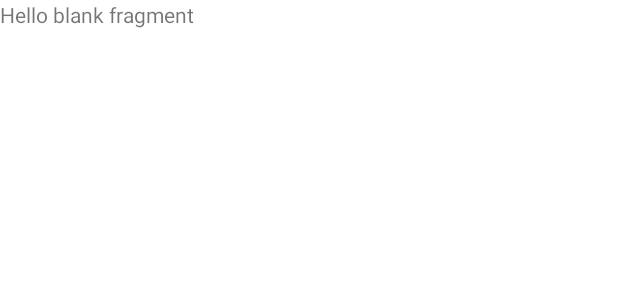
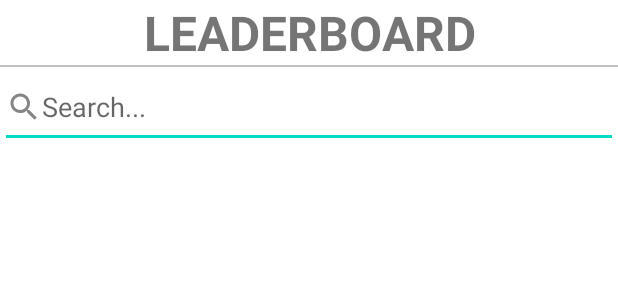
Before and after one commit to JoshMcGiff/CareyMobileApp, an Android app: the layout fragment_leaderboard.xml on its own in the app's theme, with its tools: preview values and no code run, on a phone screen of 412 x 824 dp. Shown: the top 300 px of the screen. Run offline under Robolectric (Android 15) with nearby library versions, the phone set to English and light mode, and no system bars.

Commit message:
Added user profile and leaderboard functionality

```diff
--- a/app/build.gradle
+++ b/app/build.gradle
@@ -38,6 +38,7 @@ dependencies {
     implementation 'androidx.navigation:navigation-fragment:2.4.1'
     implementation 'androidx.navigation:navigation-ui:2.4.1'
     implementation 'androidx.preference:preference:1.2.0'
+    implementation 'com.google.firebase:firebase-firestore:21.4.0'
     def fragment_version = "1.4.1"
     // Java language implementation
     implementation "androidx.fragment:fragment:$fragment_version"
--- /dev/null
+++ b/app/src/main/res/drawable/icon_search.xml
@@ -0,0 +1,11 @@
+<vector xmlns:android="http://schemas.android.com/apk/res/android"
+    android:width="24dp"
+    android:height="24dp"
+    android:viewportWidth="24"
+    android:viewportHeight="24"
+    android:tint="#333333"
+    android:alpha="0.6">
+    <path
+        android:fillColor="@android:color/white"
+        android:pathData="M15.5,14h-0.79l-0.28,-0.27C15.41,12.59 16,11.11 16,9.5 16,5.91 13.09,3 9.5,3S3,5.91 3,9.5 5.91,16 9.5,16c1.61,0 3.09,-0.59 4.23,-1.57l0.27,0.28v0.79l5,4.99L20.49,19l-4.99,-5zM9.5,14C7.01,14 5,11.99 5,9.5S7.01,5 9.5,5 14,7.01 14,9.5 11.99,14 9.5,14z"/>
+</vector>
--- a/app/src/main/res/layout/fragment_leaderboard.xml
+++ b/app/src/main/res/layout/fragment_leaderboard.xml
@@ -1,14 +1,37 @@
 <?xml version="1.0" encoding="utf-8"?>
-<FrameLayout xmlns:android="http://schemas.android.com/apk/res/android"
+<TableLayout xmlns:android="http://schemas.android.com/apk/res/android"
+    xmlns:app="http://schemas.android.com/apk/res-auto"
     xmlns:tools="http://schemas.android.com/tools"
+    android:id="@+id/leaderboard_layout"
     android:layout_width="match_parent"
     android:layout_height="match_parent"
     tools:context=".LeaderboardFragment">
 
     <!-- TODO: Update blank fragment layout -->
+
     <TextView
         android:layout_width="match_parent"
-        android:layout_height="match_parent"
-        android:text="@string/hello_blank_fragment" />
+        android:layout_height="wrap_content"
+        android:text="@string/text_label_leaderboard"
+        android:textAlignment="center"
+        android:textAllCaps="true"
+        android:textSize="32sp"
+        android:textStyle="bold" />
 
-</FrameLayout>
+    <View
+        android:id="@+id/divider_0"
+        android:layout_width="match_parent"
+        android:layout_height="1dp"
+        android:background="#C1C1C1" />
+
+    <EditText
+        android:id="@+id/editText_searchUser"
+        android:layout_width="match_parent"
+        android:layout_height="54dp"
+        android:drawableStart="@drawable/icon_search"
+        android:ems="10"
+        android:hint="@string/leaderboard_SearchPlaceholder"
+        android:inputType="textPersonName"
+        android:minHeight="48dp" />
+
+</TableLayout>
--- a/app/src/main/res/values/strings.xml
+++ b/app/src/main/res/values/strings.xml
@@ -26,4 +26,5 @@
     <string name="water_checks">Water Checks:</string>
     <string name="notify_me">Notify Me</string>
     <string name="failed_login">Login failed, leaderboard feature won\'t work!</string>
+    <string name="leaderboard_SearchPlaceholder">Search...</string>
 </resources>
```
Also changed, not shown: app/src/main/java/com/compscicoolkids/carey/LeaderboardFragment.java (+96 -18 lines), app/src/main/java/com/compscicoolkids/carey/MainActivity.java (+33 -1 lines).
